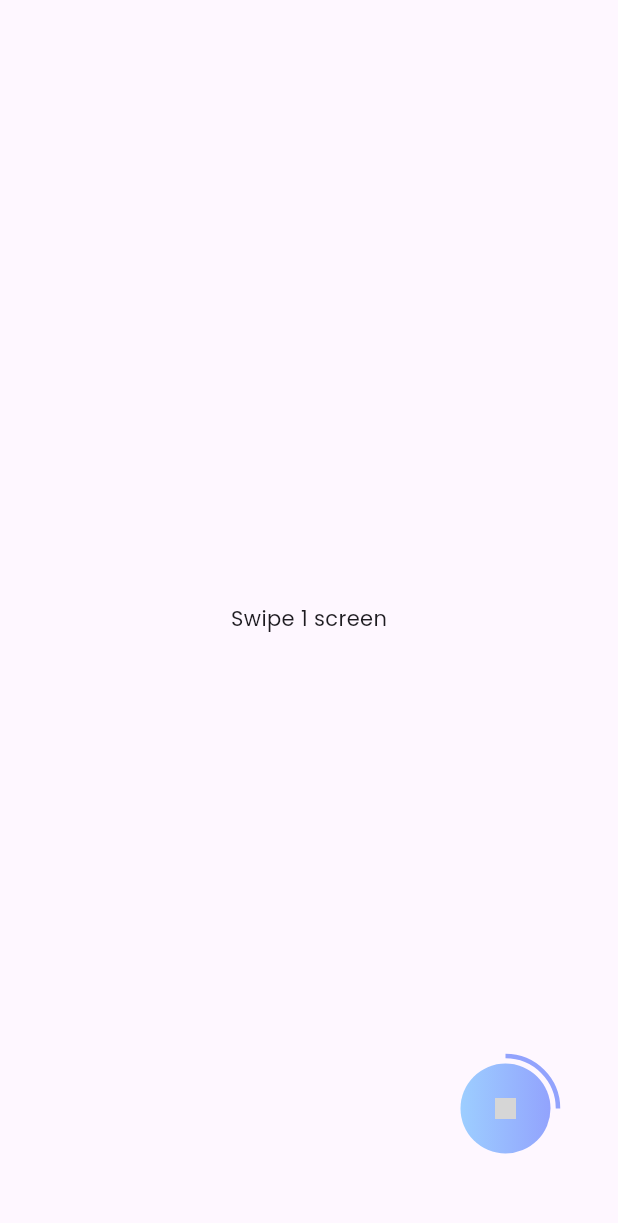
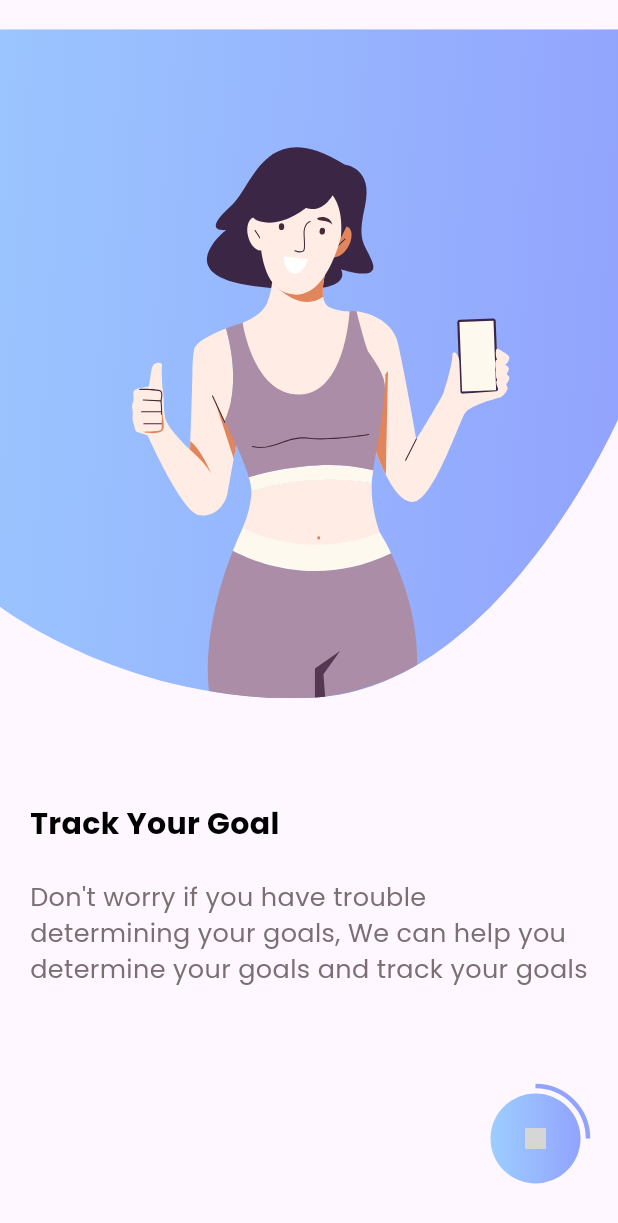
Before and after one commit to Aimable01/fitnest, a Flutter app: the Onboarding3 screen opened by its route, on a phone screen of 412 x 824 dp. Shown: the top 1223 px of the screen. Run offline on Flutter 3.47's test engine with Material 3 defaults, Android fonts, the phone set to English and light mode, and no system bars; our stand-ins replace flutter_svg; grey boxes are pictures that could not be loaded.

Commit message:
feat: swipe screen 1

```diff
--- a/lib/pages/onboarding/onboarding_3.dart
+++ b/lib/pages/onboarding/onboarding_3.dart
@@ -36,8 +36,8 @@ class _Onboarding3State extends State<Onboarding3> {
           ),
           // Circular progress bar
           Positioned(
-            bottom: 40,
-            right: 30,
+            bottom: 20,
+            right: 10,
             child: BuildProgressIndicator(
               currentPage: _currentPage,
               totalPages: 4,
--- a/lib/pages/onboarding/swipable/swipe_1.dart
+++ b/lib/pages/onboarding/swipable/swipe_1.dart
@@ -1,14 +1,51 @@
 import 'package:flutter/material.dart';
+import 'package:flutter_svg/svg.dart';
 
 class Swipe1 extends StatelessWidget {
   const Swipe1({super.key});
 
   @override
   Widget build(BuildContext context) {
-    return const Scaffold(
-      body: Center(
-        child: Text('Swipe 1 screen'),
+    return Scaffold(
+        body: SafeArea(
+      child: Column(
+        children: [
+          SizedBox(
+            width: 450,
+            height: 485,
+            child: SvgPicture.asset(
+              'assets/icons/Frame1.svg',
+              width: 450,
+              height: 485,
+            ),
+          ),
+          const SizedBox(
+            height: 50,
+          ),
+          const Padding(
+            padding: EdgeInsets.symmetric(horizontal: 20),
+            child: Column(
+              crossAxisAlignment: CrossAxisAlignment.start,
+              children: [
+                Text(
+                  'Track Your Goal',
+                  style: TextStyle(
+                      color: Colors.black,
+                      fontWeight: FontWeight.bold,
+                      fontSize: 20),
+                ),
+                const SizedBox(
+                  height: 22,
+                ),
+                Text(
+                  "Don't worry if you have trouble determining your goals, We can help you determine your goals and track your goals",
+                  style: TextStyle(color: Color(0xff7B6F72), fontSize: 17),
+                )
+              ],
+            ),
+          )
+        ],
       ),
-    );
+    ));
   }
 }
```
